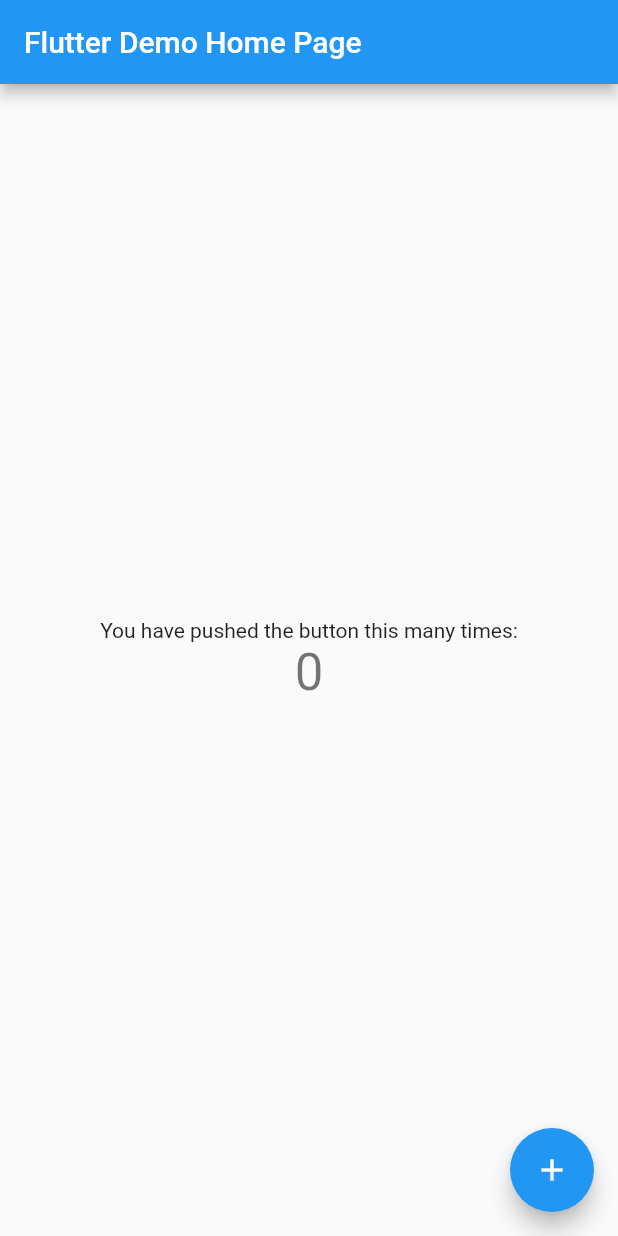
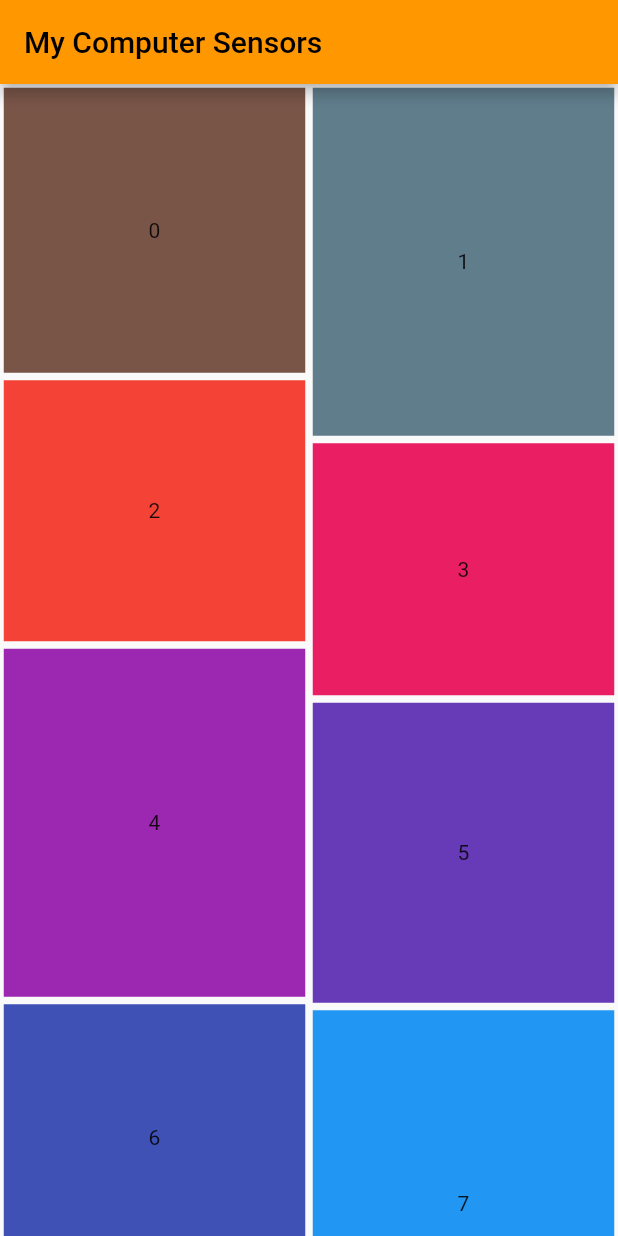
Before and after one commit to wmmc88/pchmd, a Flutter app: the screen it shows after launch, on a phone screen of 412 x 824 dp. Run offline on Flutter 3.47's test engine with Material 2 defaults, Android fonts, the phone set to English and light mode, and no system bars.

Commit message:
add scrolling grid view(variable height) with placeholder tiles

```diff
--- a/pchmd_gui/lib/main.dart
+++ b/pchmd_gui/lib/main.dart
@@ -1,114 +1,111 @@
+import 'dart:math';
+import 'package:flutter_staggered_grid_view/flutter_staggered_grid_view.dart';
 import 'package:flutter/material.dart';
 
 void main() {
-  runApp(const MyApp());
+  runApp(const PCHMDGUIApp());
 }
 
-class MyApp extends StatelessWidget {
-  const MyApp({Key? key}) : super(key: key);
+class PCHMDGUIApp extends StatelessWidget {
+  const PCHMDGUIApp({Key? key}) : super(key: key);
 
   @override
   Widget build(BuildContext context) {
     return MaterialApp(
-      title: 'Flutter Demo',
+      title: 'PCHMD GUI',
       theme: ThemeData(
-        // This is the theme of your application.
-        //
-        // Try running your application with "flutter run". You'll see the
-        // application has a blue toolbar. Then, without quitting the app, try
-        // changing the primarySwatch below to Colors.green and then invoke
-        // "hot reload" (press "r" in the console where you ran "flutter run",
-        // or simply save your changes to "hot reload" in a Flutter IDE).
-        // Notice that the counter didn't reset back to zero; the application
-        // is not restarted.
-        primarySwatch: Colors.blue,
+        primarySwatch: Colors.orange,
       ),
-      home: const MyHomePage(title: 'Flutter Demo Home Page'),
+      home: const HomePage(),
     );
   }
 }
 
-class MyHomePage extends StatefulWidget {
-  const MyHomePage({Key? key, required this.title}) : super(key: key);
-
-  // This widget is the home page of your application. It is stateful, meaning
-  // that it has a State object (defined below) that contains fields that affect
-  // how it looks.
-
-  // This class is the configuration for the state. It holds the values (in this
-  // case the title) provided by the parent (in this case the App widget) and
-  // used by the build method of the State. Fields in a Widget subclass are
-  // always marked "final".
-
-  final String title;
+class HomePage extends StatelessWidget {
+  const HomePage({Key? key}) : super(key: key);
 
   @override
-  State<MyHomePage> createState() => _MyHomePageState();
+  Widget build(BuildContext context) {
+    return Scaffold(
+        appBar: AppBar(
+          title: const Text('My Computer Sensors'),
+          // TODO: parse from incoming data's computer name
+        ),
+        body: const Center(child: DataSpace()));
+  }
 }
 
-class _MyHomePageState extends State<MyHomePage> {
-  int _counter = 0;
+class DataSpace extends StatefulWidget {
+  const DataSpace({Key? key}) : super(key: key);
 
-  void _incrementCounter() {
-    setState(() {
-      // This call to setState tells the Flutter framework that something has
-      // changed in this State, which causes it to rerun the build method below
-      // so that the display can reflect the updated values. If we changed
-      // _counter without calling setState(), then the build method would not be
-      // called again, and so nothing would appear to happen.
-      _counter++;
-    });
+  @override
+  State<DataSpace> createState() => _DataSpaceState();
+}
+
+class _DataSpaceState extends State<DataSpace> {
+  final heightBase = 100;
+  final heightOffset = 30;
+  final numItems = 15;
+
+  late final Random random;
+  late final int randomColorOffset;
+  late final List<double> heights;
+
+  @override
+  void initState() {
+    super.initState();
+    random = Random();
+    randomColorOffset = random.nextInt(Colors.primaries.length);
+    heights = List.generate(
+        numItems,
+        (index) =>
+            (random.nextInt(2 * heightOffset) + heightBase - heightOffset)
+                .toDouble(),
+        growable: false);
   }
 
   @override
   Widget build(BuildContext context) {
-    // This method is rerun every time setState is called, for instance as done
-    // by the _incrementCounter method above.
-    //
-    // The Flutter framework has been optimized to make rerunning build methods
-    // fast, so that you can just rebuild anything that needs updating rather
-    // than having to individually change instances of widgets.
-    return Scaffold(
-      appBar: AppBar(
-        // Here we take the value from the MyHomePage object that was created by
-        // the App.build method, and use it to set our appbar title.
-        title: Text(widget.title),
-      ),
-      body: Center(
-        // Center is a layout widget. It takes a single child and positions it
-        // in the middle of the parent.
-        child: Column(
-          // Column is also a layout widget. It takes a list of children and
-          // arranges them vertically. By default, it sizes itself to fit its
-          // children horizontally, and tries to be as tall as its parent.
-          //
-          // Invoke "debug painting" (press "p" in the console, choose the
-          // "Toggle Debug Paint" action from the Flutter Inspector in Android
-          // Studio, or the "Toggle Debug Paint" command in Visual Studio Code)
-          // to see the wireframe for each widget.
-          //
-          // Column has various properties to control how it sizes itself and
-          // how it positions its children. Here we use mainAxisAlignment to
-          // center the children vertically; the main axis here is the vertical
-          // axis because Columns are vertical (the cross axis would be
-          // horizontal).
-          mainAxisAlignment: MainAxisAlignment.center,
-          children: <Widget>[
-            const Text(
-              'You have pushed the button this many times:',
-            ),
-            Text(
-              '$_counter',
-              style: Theme.of(context).textTheme.headline4,
-            ),
-          ],
-        ),
-      ),
-      floatingActionButton: FloatingActionButton(
-        onPressed: _incrementCounter,
-        tooltip: 'Increment',
-        child: const Icon(Icons.add),
-      ), // This trailing comma makes auto-formatting nicer for build methods.
+    return MasonryGridView.count(
+      crossAxisCount: 2,
+      padding: const EdgeInsets.all(2.5),
+      mainAxisSpacing: 5,
+      crossAxisSpacing: 5,
+      itemBuilder: (context, index) {
+        return DataSpaceContainer(
+            backgroundColor: Colors.primaries[
+                (index + randomColorOffset) % Colors.primaries.length],
+            verticalPadding: heights[index],
+            child: Text(index.toString()));
+      },
+      itemCount: numItems,
     );
   }
 }
+
+class DataSpaceContainer extends StatefulWidget {
+  final MaterialColor backgroundColor;
+  final Widget? child;
+  final double verticalPadding;
+
+  const DataSpaceContainer(
+      {Key? key,
+      this.child,
+      required this.backgroundColor,
+      this.verticalPadding = 100})
+      : super(key: key);
+
+  @override
+  State<DataSpaceContainer> createState() => _DataSpaceContainerState();
+}
+
+class _DataSpaceContainerState extends State<DataSpaceContainer> {
+  @override
+  Widget build(BuildContext context) {
+    return Container(
+        padding: EdgeInsets.symmetric(
+            vertical: widget.verticalPadding, horizontal: 15),
+        color: widget.backgroundColor,
+        child: Center(child: widget.child));
+  }
+}
--- a/pchmd_gui/pubspec.yaml
+++ b/pchmd_gui/pubspec.yaml
@@ -34,6 +34,7 @@
   # The following adds the Cupertino Icons font to your application.
   # Use with the CupertinoIcons class for iOS style icons.
   cupertino_icons: ^1.0.2
+  flutter_staggered_grid_view: ^0.6.1
 
 dev_dependencies:
   flutter_test:
```
Also changed, not shown: pchmd_gui/pubspec.lock, 1 other file.
